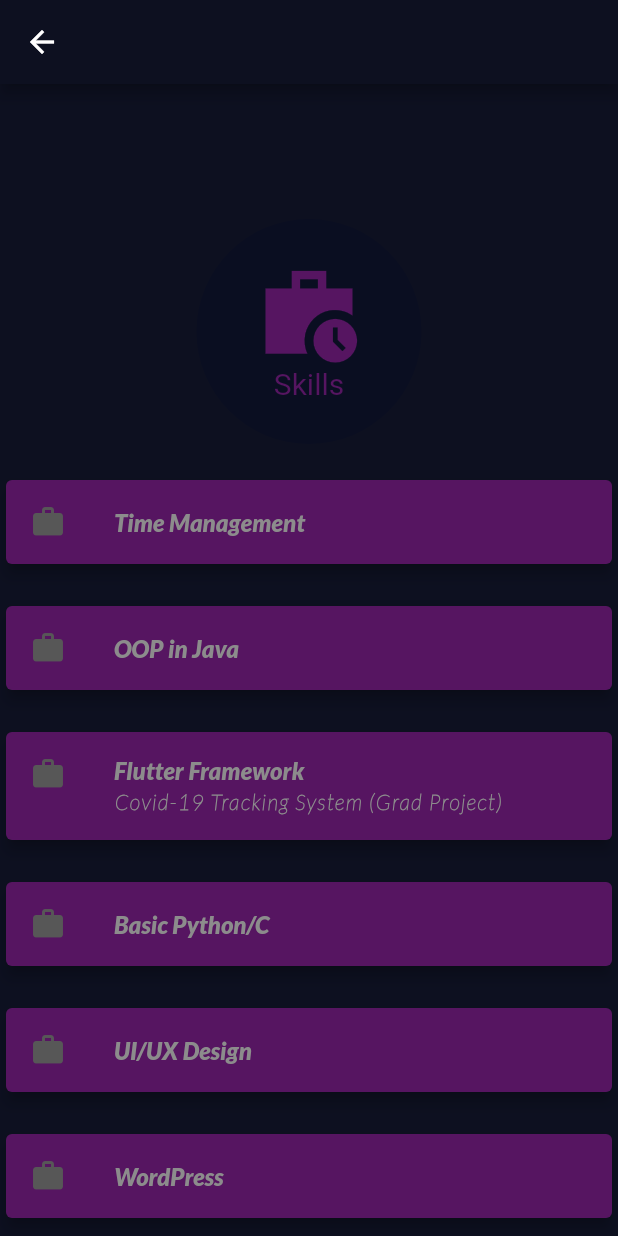
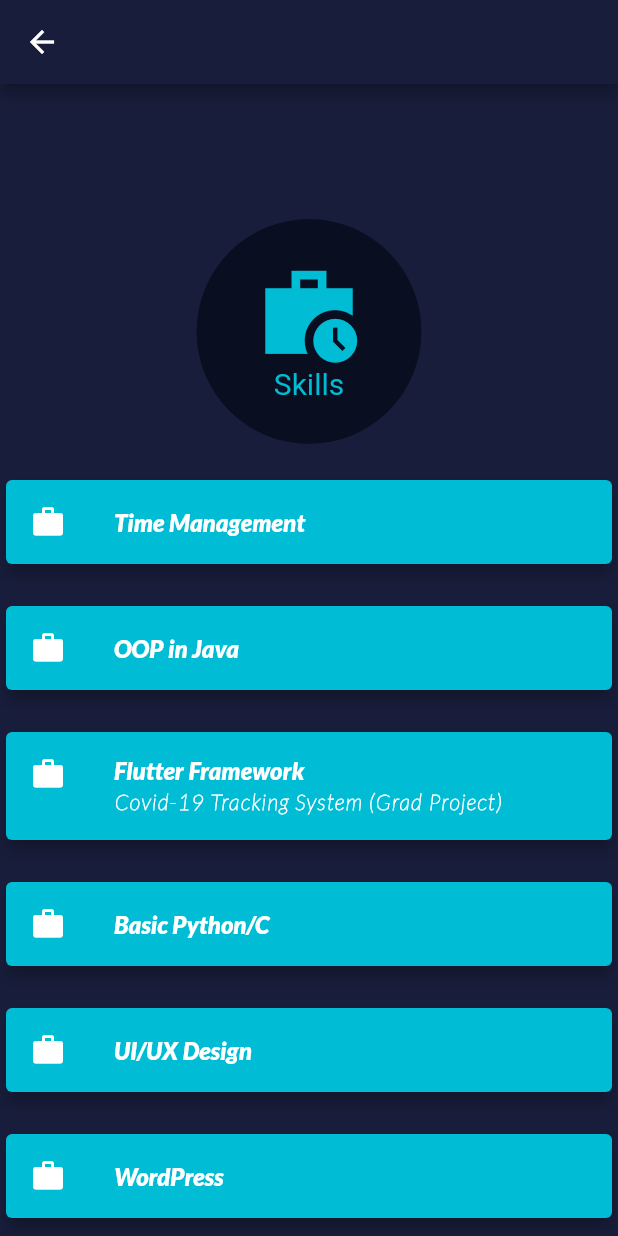
Before and after one commit to Mutei/Portfolio, a Flutter app: the screen it shows after launch, after a tap on "Skills", on a phone screen of 412 x 824 dp. Run offline on Flutter 3.47's test engine with Material 2 defaults, Android fonts, the phone set to English and light mode, and no system bars; our stand-ins replace animated_text_kit.

Commit message:
fourth commit

```diff
--- a/lib/Educations/education.dart
+++ b/lib/Educations/education.dart
@@ -21,13 +21,13 @@ class _EducationState extends State<Education>
   void initState() {
     super.initState();
     controller = AnimationController(
-      duration: Duration(seconds: 2),
+      duration: Duration(seconds: 1),
       vsync: this,
     );
     animation = ColorTween(begin: kBlackColor, end: kScaffoldBackGroundColor)
         .animate(controller);
     iconColors =
-        ColorTween(begin: kBlackColor, end: kGreyColor).animate(controller);
+        ColorTween(begin: kBlackColor, end: kWhitesColor).animate(controller);
     purpleTexts =
         ColorTween(begin: kBlackColor, end: kMainColor).animate(controller);
     whiteTexts =
--- a/lib/Profiles/profile.dart
+++ b/lib/Profiles/profile.dart
@@ -27,7 +27,7 @@ class _ProfileState extends State<Profile> with SingleTickerProviderStateMixin {
     animation = ColorTween(begin: kBlackColor, end: kScaffoldBackGroundColor)
         .animate(controller);
     iconColors =
-        ColorTween(begin: kBlackColor, end: kGreyColor).animate(controller);
+        ColorTween(begin: kBlackColor, end: kWhitesColor).animate(controller);
     purpleTexts =
         ColorTween(begin: kBlackColor, end: kMainColor).animate(controller);
     whiteTexts =
--- a/lib/constant.dart
+++ b/lib/constant.dart
@@ -1,8 +1,8 @@
 import 'package:flutter/material.dart';
 
-const kMainColor = Colors.purple;
+const kMainColor = Colors.cyan;
 const kWhiteColor = Colors.white;
 const kBlackColor = Colors.black;
 const kScaffoldBackGroundColor = Color(0xFF181D3B);
 const kSecondPrimary = Color(0xFF0A0E21);
-const kGreyColor = Colors.grey;
+const kWhitesColor = Colors.white;
--- a/lib/experience.dart
+++ b/lib/experience.dart
@@ -20,13 +20,13 @@ class _ExperienceState extends State<Experience>
   void initState() {
     super.initState();
     controller = AnimationController(
-      duration: Duration(seconds: 2),
+      duration: Duration(seconds: 1),
       vsync: this,
     );
     animation = ColorTween(begin: kBlackColor, end: kScaffoldBackGroundColor)
         .animate(controller);
     iconColors =
-        ColorTween(begin: kBlackColor, end: kGreyColor).animate(controller);
+        ColorTween(begin: kBlackColor, end: kWhitesColor).animate(controller);
     purpleTexts =
         ColorTween(begin: kBlackColor, end: kMainColor).animate(controller);
     whiteTexts =
--- a/lib/main_screen.dart
+++ b/lib/main_screen.dart
@@ -24,15 +24,15 @@ class _MainScreenState extends State<MainScreen>
   void initState() {
     super.initState();
     controller = AnimationController(
-      duration: Duration(seconds: 2),
+      duration: Duration(seconds: 1),
       vsync: this,
     );
-    animation = ColorTween(begin: kBlackColor, end: Color(0xFF181D3B))
+    animation = ColorTween(begin: kBlackColor, end: kScaffoldBackGroundColor)
         .animate(controller);
-    appBar = ColorTween(begin: kBlackColor, end: Color(0xFF0A0E21))
-        .animate(controller);
-    buttons = ColorTween(begin: kBlackColor, end: Color(0xFF0A0E21))
-        .animate(controller);
+    appBar =
+        ColorTween(begin: kBlackColor, end: kSecondPrimary).animate(controller);
+    buttons =
+        ColorTween(begin: kBlackColor, end: kSecondPrimary).animate(controller);
     textLogo =
         ColorTween(begin: kBlackColor, end: kMainColor).animate(controller);
     controller.forward();
--- a/lib/skill.dart
+++ b/lib/skill.dart
@@ -19,17 +19,17 @@ class _SkillsState extends State<Skills> with SingleTickerProviderStateMixin {
   void initState() {
     super.initState();
     controller = AnimationController(
-      duration: Duration(seconds: 2),
+      duration: Duration(seconds: 1),
       vsync: this,
     );
-    animation = ColorTween(begin: Colors.black, end: Color(0xFF181D3B))
+    animation = ColorTween(begin: kBlackColor, end: kScaffoldBackGroundColor)
         .animate(controller);
     iconColors =
-        ColorTween(begin: Colors.black, end: Colors.grey).animate(controller);
+        ColorTween(begin: kBlackColor, end: kWhitesColor).animate(controller);
     purpleTexts =
-        ColorTween(begin: Colors.black, end: kMainColor).animate(controller);
+        ColorTween(begin: kBlackColor, end: kMainColor).animate(controller);
     whiteTexts =
-        ColorTween(begin: Colors.black, end: kWhiteColor).animate(controller);
+        ColorTween(begin: kBlackColor, end: kWhiteColor).animate(controller);
 
     controller.forward();
     controller.addListener(() {
```
